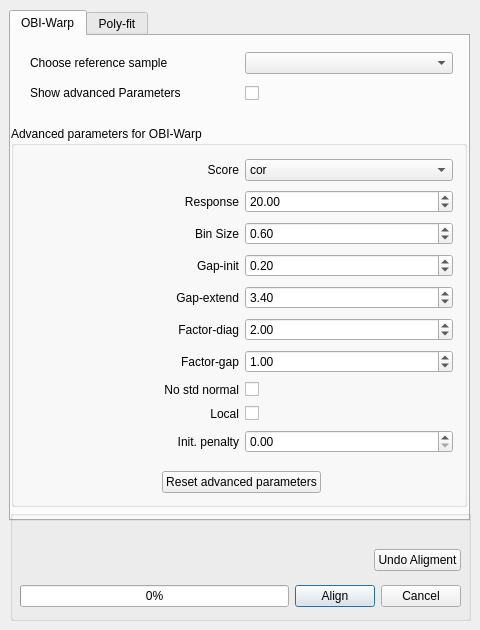
This is src/gui/mzroll/forms/alignmentdialog.ui in ElucidataInc/ElMaven as Qt 5 draws it before an edit. The edited form follows.
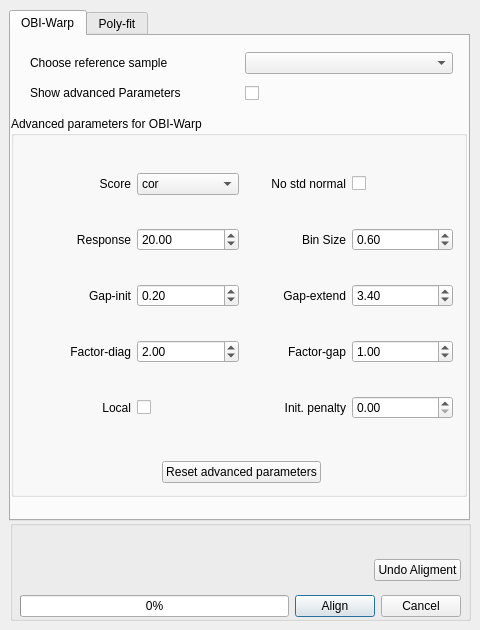
This is the edited form.

Commit message: [UI] Rearrange advanced parameters in Align dialog

What changed in the file:
```diff
--- a/src/gui/mzroll/forms/alignmentdialog.ui
+++ b/src/gui/mzroll/forms/alignmentdialog.ui
@@ -112,7 +112,7 @@
      <property name="geometry">
       <rect>
        <x>0</x>
-       <y>90</y>
+       <y>80</y>
        <width>456</width>
        <height>381</height>
       </rect>
@@ -165,13 +165,6 @@
          </property>
         </widget>
        </item>
-       <item row="7" column="1">
-        <widget class="QCheckBox" name="noStdNormal">
-         <property name="text">
-          <string/>
-         </property>
-        </widget>
-       </item>
        <item row="8" column="0">
         <widget class="QLabel" name="labelLocal">
          <property name="sizePolicy">
@@ -225,22 +218,6 @@
          </item>
         </widget>
        </item>
-       <item row="2" column="0">
-        <widget class="QLabel" name="labelBinSizeObiWarp">
-         <property name="sizePolicy">
-          <sizepolicy hsizetype="Minimum" vsizetype="Preferred">
-           <horstretch>0</horstretch>
-           <verstretch>0</verstretch>
-          </sizepolicy>
-         </property>
-         <property name="text">
-          <string>Bin Size</string>
-         </property>
-         <property name="alignment">
-          <set>Qt::AlignRight|Qt::AlignTrailing|Qt::AlignVCenter</set>
-         </property>
-        </widget>
-       </item>
        <item row="1" column="0">
         <widget class="QLabel" name="labelResponseObiWarp">
          <property name="sizePolicy">
@@ -257,22 +234,6 @@
          </property>
         </widget>
        </item>
-       <item row="6" column="0">
-        <widget class="QLabel" name="labelFactorGap">
-         <property name="sizePolicy">
-          <sizepolicy hsizetype="Minimum" vsizetype="Preferred">
-           <horstretch>0</horstretch>
-           <verstretch>0</verstretch>
-          </sizepolicy>
-         </property>
-         <property name="text">
-          <string>Factor-gap</string>
-         </property>
-         <property name="alignment">
-          <set>Qt::AlignRight|Qt::AlignTrailing|Qt::AlignVCenter</set>
-         </property>
-        </widget>
-       </item>
        <item row="5" column="1">
         <widget class="QDoubleSpinBox" name="factorDiag">
          <property name="singleStep">
@@ -296,32 +257,6 @@
          </property>
         </widget>
        </item>
-       <item row="7" column="0">
-        <widget class="QLabel" name="labelNoStdNormal">
-         <property name="sizePolicy">
-          <sizepolicy hsizetype="Minimum" vsizetype="Preferred">
-           <horstretch>0</horstretch>
-           <verstretch>0</verstretch>
-          </sizepolicy>
-         </property>
-         <property name="text">
-          <string>No std normal</string>
-         </property>
-         <property name="alignment">
-          <set>Qt::AlignRight|Qt::AlignTrailing|Qt::AlignVCenter</set>
-         </property>
-        </widget>
-       </item>
-       <item row="4" column="1">
-        <widget class="QDoubleSpinBox" name="gapExtend">
-         <property name="singleStep">
-          <double>0.500000000000000</double>
-         </property>
-         <property name="value">
-          <double>3.400000000000000</double>
-         </property>
-        </widget>
-       </item>
        <item row="5" column="0">
         <widget class="QLabel" name="labelFactorDiag">
          <property name="sizePolicy">
@@ -354,17 +289,7 @@
          </property>
         </widget>
        </item>
-       <item row="6" column="1">
-        <widget class="QDoubleSpinBox" name="factorGap">
-         <property name="singleStep">
-          <double>0.500000000000000</double>
-         </property>
-         <property name="value">
-          <double>1.000000000000000</double>
-         </property>
-        </widget>
-       </item>
-       <item row="4" column="0">
+       <item row="3" column="2">
         <widget class="QLabel" name="labelGapExtend">
          <property name="sizePolicy">
           <sizepolicy hsizetype="Minimum" vsizetype="Preferred">
@@ -380,7 +305,59 @@
          </property>
         </widget>
        </item>
-       <item row="2" column="1">
+       <item row="3" column="3">
+        <widget class="QDoubleSpinBox" name="gapExtend">
+         <property name="singleStep">
+          <double>0.500000000000000</double>
+         </property>
+         <property name="value">
+          <double>3.400000000000000</double>
+         </property>
+        </widget>
+       </item>
+       <item row="5" column="2">
+        <widget class="QLabel" name="labelFactorGap">
+         <property name="sizePolicy">
+          <sizepolicy hsizetype="Minimum" vsizetype="Preferred">
+           <horstretch>0</horstretch>
+           <verstretch>0</verstretch>
+          </sizepolicy>
+         </property>
+         <property name="text">
+          <string>Factor-gap</string>
+         </property>
+         <property name="alignment">
+          <set>Qt::AlignRight|Qt::AlignTrailing|Qt::AlignVCenter</set>
+         </property>
+        </widget>
+       </item>
+       <item row="5" column="3">
+        <widget class="QDoubleSpinBox" name="factorGap">
+         <property name="singleStep">
+          <double>0.500000000000000</double>
+         </property>
+         <property name="value">
+          <double>1.000000000000000</double>
+         </property>
+        </widget>
+       </item>
+       <item row="1" column="2">
+        <widget class="QLabel" name="labelBinSizeObiWarp">
+         <property name="sizePolicy">
+          <sizepolicy hsizetype="Minimum" vsizetype="Preferred">
+           <horstretch>0</horstretch>
+           <verstretch>0</verstretch>
+          </sizepolicy>
+         </property>
+         <property name="text">
+          <string>Bin Size</string>
+         </property>
+         <property name="alignment">
+          <set>Qt::AlignRight|Qt::AlignTrailing|Qt::AlignVCenter</set>
+         </property>
+        </widget>
+       </item>
+       <item row="1" column="3">
         <widget class="QDoubleSpinBox" name="binSizeObiWarp">
          <property name="maximum">
           <double>2.000000000000000</double>
@@ -393,7 +370,7 @@
          </property>
         </widget>
        </item>
-       <item row="9" column="0">
+       <item row="8" column="2">
         <widget class="QLabel" name="labelInitPenalty">
          <property name="sizePolicy">
           <sizepolicy hsizetype="Minimum" vsizetype="Preferred">
@@ -409,9 +386,32 @@
          </property>
         </widget>
        </item>
-       <item row="9" column="1">
+       <item row="8" column="3">
         <widget class="QDoubleSpinBox" name="initPenalty"/>
        </item>
+       <item row="0" column="2">
+        <widget class="QLabel" name="labelNoStdNormal">
+         <property name="sizePolicy">
+          <sizepolicy hsizetype="Minimum" vsizetype="Preferred">
+           <horstretch>0</horstretch>
+           <verstretch>0</verstretch>
+          </sizepolicy>
+         </property>
+         <property name="text">
+          <string>No std normal</string>
+         </property>
+         <property name="alignment">
+          <set>Qt::AlignRight|Qt::AlignTrailing|Qt::AlignVCenter</set>
+         </property>
+        </widget>
+       </item>
+       <item row="0" column="3">
+        <widget class="QCheckBox" name="noStdNormal">
+         <property name="text">
+          <string/>
+         </property>
+        </widget>
+       </item>
       </layout>
      </widget>
      <widget class="QWidget" name="horizontalLayoutWidget_3">
@@ -1084,9 +1084,9 @@
    <property name="geometry">
     <rect>
      <x>10</x>
-     <y>510</y>
+     <y>520</y>
      <width>461</width>
-     <height>111</height>
+     <height>101</height>
     </rect>
    </property>
    <property name="title">
```
